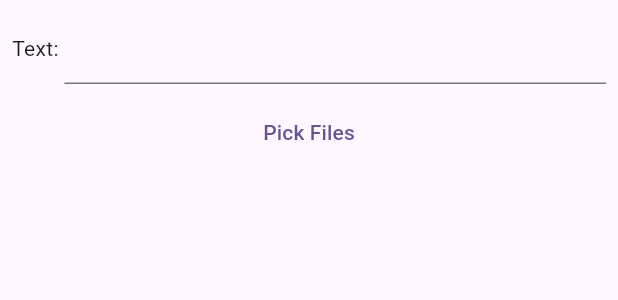
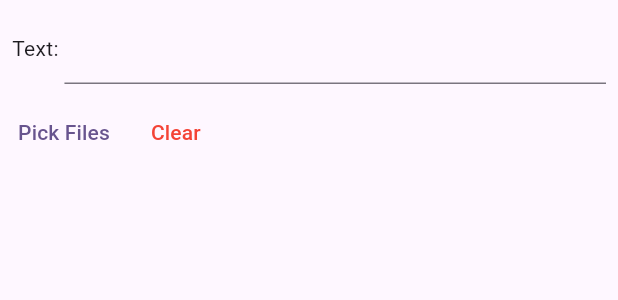
Before and after one commit to ash-hashtag/sharem, a Flutter app: the SenderWidget widget shown alone on an empty page, opened directly, on a phone screen of 412 x 824 dp. Shown: the top 300 px of the screen. Run offline on Flutter 3.47's test engine with Material 3 defaults, Android fonts, the phone set to English and light mode, and no system bars; our stand-ins replace file_picker, shared_preferences; missing offline and left inert: external_path, receive_sharing_intent, sharem_cli; accounts and stored records are empty; statements that could not run were skipped.

Commit message:
recevie sharing intent

```diff
--- a/lib/components/send.dart
+++ b/lib/components/send.dart
@@ -2,7 +2,6 @@ import 'dart:io';
 
 import 'package:file_picker/file_picker.dart';
 import 'package:flutter/material.dart';
-import 'package:flutter/rendering.dart';
 import 'package:sharem/components/gatherer.dart';
 import 'package:sharem/components/progresses_widget.dart';
 import 'package:sharem/services/prefs.dart';
@@ -18,6 +17,7 @@ class SenderWidget extends StatefulWidget {
 
 class SenderWidgetState extends State<SenderWidget> {
   final _tc = TextEditingController();
+  var activeTransferring = false;
 
   @override
   void dispose() {
@@ -40,8 +40,12 @@ class SenderWidgetState extends State<SenderWidget> {
 
     if (filePathsAndLengths.isNotEmpty) {
       final files = filePathsAndLengths.keys.map(SharemFile.fromPath).toList();
+      activeTransferring = true;
       peer.sendFiles(generateUniqueName(), files,
           progressCallback: (fileName, progress) {
+        if (!activeTransferring) {
+          return;
+        }
         setState(() {
           _progresses[fileName] = progress;
         });
@@ -66,9 +70,18 @@ class SenderWidgetState extends State<SenderWidget> {
     final entries = await Future.wait(
         files.map((e) async => MapEntry(e.path, await e.length())));
     setState(() {
+      activeTransferring = false;
       _progresses.clear();
       filePathsAndLengths.clear();
       filePathsAndLengths.addEntries(entries);
+    });
+  }
+
+  void resetTransfer() {
+    setState(() {
+      _progresses.clear();
+      filePathsAndLengths.clear();
+      activeTransferring = false;
     });
   }
 
@@ -89,7 +102,17 @@ class SenderWidgetState extends State<SenderWidget> {
           ],
         ),
       ),
-      TextButton(onPressed: pickFiles, child: const Text("Pick Files")),
+      Row(
+        children: [
+          TextButton(onPressed: pickFiles, child: const Text("Pick Files")),
+          TextButton(
+              onPressed: resetTransfer,
+              child: const Text(
+                "Clear",
+                style: TextStyle(color: Colors.red),
+              )),
+        ],
+      ),
       SizedBox(
         height: height,
         child: Padding(
--- a/lib/pages/send_page.dart
+++ b/lib/pages/send_page.dart
@@ -95,7 +95,7 @@ class _SendPageState extends State<SendPage> {
                       return ListView.builder(
                         itemCount: entries.length,
                         itemBuilder: (context, index) => ListTile(
-                          title: Text(entries[index].key),
+                          title: Flexible(child: Text(entries[index].key)),
                           subtitle: Text(formatBytes(entries[index].value)),
                         ),
                       );
```
Also changed, not shown: pubspec.yaml (+6 -1 lines).
